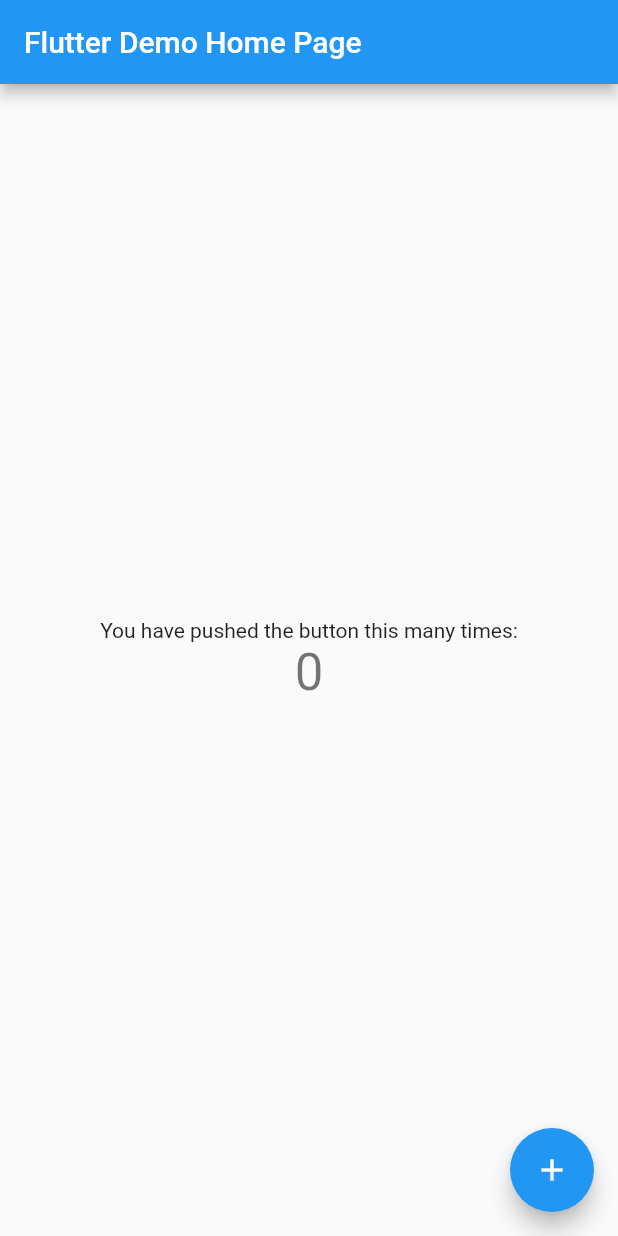
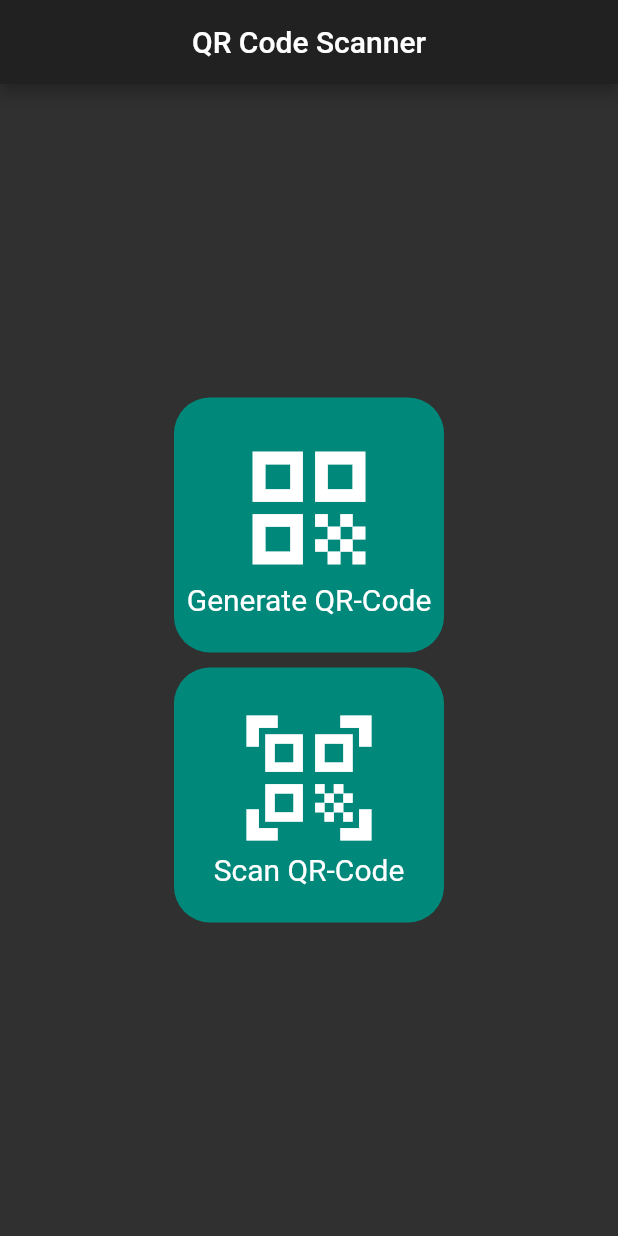
Before and after one commit to shlembo598/qr_code_scanner, a Flutter app: the screen it shows after launch, on a phone screen of 412 x 824 dp. Run offline on Flutter 3.47's test engine with Material 2 defaults, Android fonts, the phone set to English and light mode, and no system bars; missing offline and left inert: barcode_scan.

Commit message:
feat: -Added basic layout

```diff
--- a/lib/main.dart
+++ b/lib/main.dart
@@ -1,113 +1,58 @@
+import 'package:flutter/cupertino.dart';
 import 'package:flutter/material.dart';
+import 'package:barcode_scan/barcode_scan.dart';
 
-void main() {
-  runApp(MyApp());
-}
+void main() => runApp(MaterialApp(
+      theme: ThemeData.dark(),
+      home: HomePage(),
+    ));
 
-class MyApp extends StatelessWidget {
-  // This widget is the root of your application.
+class HomePage extends StatelessWidget {
   @override
   Widget build(BuildContext context) {
-    return MaterialApp(
-      title: 'Flutter Demo',
-      theme: ThemeData(
-        // This is the theme of your application.
-        //
-        // Try running your application with "flutter run". You'll see the
-        // application has a blue toolbar. Then, without quitting the app, try
-        // changing the primarySwatch below to Colors.green and then invoke
-        // "hot reload" (press "r" in the console where you ran "flutter run",
-        // or simply save your changes to "hot reload" in a Flutter IDE).
-        // Notice that the counter didn't reset back to zero; the application
-        // is not restarted.
-        primarySwatch: Colors.blue,
+    return Scaffold(
+        appBar: AppBar(title: Center(child: Text("QR Code Scanner"))),
+        body: Row(
+          mainAxisAlignment: MainAxisAlignment.center,
+          children: [
+            Column(
+              mainAxisAlignment: MainAxisAlignment.center,
+              crossAxisAlignment: CrossAxisAlignment.center,
+              children: [
+                Container(
+                  decoration: BoxDecoration(
+                    color: Colors.teal[600],
+                    borderRadius: BorderRadius.all(Radius.circular(24)),
                   ),
-      home: MyHomePage(title: 'Flutter Demo Home Page'),
-    );
-  }
-}
-
-class MyHomePage extends StatefulWidget {
-  MyHomePage({Key key, this.title}) : super(key: key);
-
-  // This widget is the home page of your application. It is stateful, meaning
-  // that it has a State object (defined below) that contains fields that affect
-  // how it looks.
-
-  // This class is the configuration for the state. It holds the values (in this
-  // case the title) provided by the parent (in this case the App widget) and
-  // used by the build method of the State. Fields in a Widget subclass are
-  // always marked "final".
-
-  final String title;
-
-  @override
-  _MyHomePageState createState() => _MyHomePageState();
-}
-
-class _MyHomePageState extends State<MyHomePage> {
-  int _counter = 0;
-
-  void _incrementCounter() {
-    setState(() {
-      // This call to setState tells the Flutter framework that something has
-      // changed in this State, which causes it to rerun the build method below
-      // so that the display can reflect the updated values. If we changed
-      // _counter without calling setState(), then the build method would not be
-      // called again, and so nothing would appear to happen.
-      _counter++;
-    });
-  }
-
-  @override
-  Widget build(BuildContext context) {
-    // This method is rerun every time setState is called, for instance as done
-    // by the _incrementCounter method above.
-    //
-    // The Flutter framework has been optimized to make rerunning build methods
-    // fast, so that you can just rebuild anything that needs updating rather
-    // than having to individually change instances of widgets.
-    return Scaffold(
-      appBar: AppBar(
-        // Here we take the value from the MyHomePage object that was created by
-        // the App.build method, and use it to set our appbar title.
-        title: Text(widget.title),
-      ),
-      body: Center(
-        // Center is a layout widget. It takes a single child and positions it
-        // in the middle of the parent.
+                  width: 180,
+                  height: 170,
                   child: Column(
-          // Column is also a layout widget. It takes a list of children and
-          // arranges them vertically. By default, it sizes itself to fit its
-          // children horizontally, and tries to be as tall as its parent.
-          //
-          // Invoke "debug painting" (press "p" in the console, choose the
-          // "Toggle Debug Paint" action from the Flutter Inspector in Android
-          // Studio, or the "Toggle Debug Paint" command in Visual Studio Code)
-          // to see the wireframe for each widget.
-          //
-          // Column has various properties to control how it sizes itself and
-          // how it positions its children. Here we use mainAxisAlignment to
-          // center the children vertically; the main axis here is the vertical
-          // axis because Columns are vertical (the cross axis would be
-          // horizontal).
                     mainAxisAlignment: MainAxisAlignment.center,
-          children: <Widget>[
-            Text(
-              'You have pushed the button this many times:',
-            ),
-            Text(
-              '$_counter',
-              style: Theme.of(context).textTheme.headline4,
-            ),
+                    children: [
+                      Icon(Icons.qr_code, size: 100,),
+                      Text("Generate QR-Code", style: TextStyle(fontSize: 20),)
                     ],
                   ),
                 ),
-      floatingActionButton: FloatingActionButton(
-        onPressed: _incrementCounter,
-        tooltip: 'Increment',
-        child: Icon(Icons.add),
-      ), // This trailing comma makes auto-formatting nicer for build methods.
-    );
+                SizedBox(height: 10),
+                Container(
+                  decoration: BoxDecoration(
+                    color: Colors.teal[600],
+                    borderRadius: BorderRadius.all(Radius.circular(24)),
+                  ),
+                  width: 180,
+                  height: 170,
+                  child: Column(
+                    mainAxisAlignment: MainAxisAlignment.center,
+                    children: [
+                      Icon(Icons.qr_code_scanner, size: 100,),
+                      Text("Scan QR-Code", style: TextStyle(fontSize: 20),)
+                    ],
+                  ),
+                )
+              ],
+            ),
+          ],
+        ));
   }
 }
--- a/pubspec.yaml
+++ b/pubspec.yaml
@@ -28,6 +28,7 @@ dependencies:
   # The following adds the Cupertino Icons font to your application.
   # Use with the CupertinoIcons class for iOS style icons.
   cupertino_icons: ^1.0.2
+  barcode_scan:
 
 dev_dependencies:
   flutter_test:
```
Also changed, not shown: pubspec.lock, 1 other file. Lines whose indentation alone changed are shown as unchanged.
